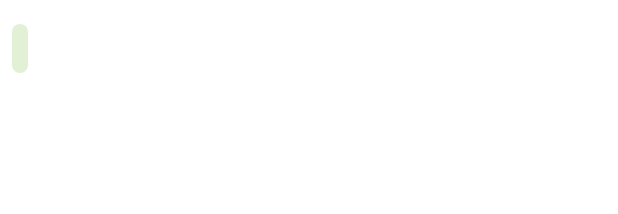
After one commit to Basma-AlKhameri/Book.App, an Android app: the layout category_item.xml on its own in the app's theme, with its tools: preview values and no code run, on a phone screen of 412 x 824 dp. The commit adds this screen. Shown: the top 214 px of the screen. Run offline under Robolectric (Android 15) with nearby library versions, the phone set to English and light mode, and no system bars.

Commit message:
add category list

```diff
--- /dev/null
+++ b/app/src/main/java/com/example/bookapp/DataClass/DataClass_CategoryList.kt
@@ -0,0 +1,3 @@
+package com.example.bookapp.DataClass
+
+data class DataClass_CategoryList(val category: String)
--- a/app/src/main/java/com/example/bookapp/Database/BookDatabase.kt
+++ b/app/src/main/java/com/example/bookapp/Database/BookDatabase.kt
@@ -26,6 +26,8 @@ abstract class BookDatabase : RoomDatabase() {
 
         fun getInstance(context: Context): BookDatabase {
             synchronized(this) {
+                // if the INSTANCE is not null, then return it,
+                // if it is, then create the database
                 return INSTANCE ?: Room.databaseBuilder(
                     context.applicationContext, BookDatabase::class.java, "book_db"
                 ).build().also { INSTANCE = it }
--- a/app/src/main/java/com/example/bookapp/Home_Page.kt
+++ b/app/src/main/java/com/example/bookapp/Home_Page.kt
@@ -27,7 +27,7 @@ class Home_Page : AppCompatActivity() {
             Category("Biography"),
             Category("Travel")
         )
-        val book = listOf(
+       /* val book = listOf(
             Book(1"Lives of Weeds: Opportunism, Resistance, Folly"
             ,10,"John Cardina","  "," ","Science",),
             Book(2,"Plagues Upon the Earth: Disease and the Course of Human History"
@@ -75,7 +75,8 @@ class Home_Page : AppCompatActivity() {
                 ,10,"Kelefa Sanneh","  "," ","Art"),
             Book(25,"There’s A Ghost In This House"
                 ,10,"Oliver Jeffers","  "," ","Art")
-        )
+
+        )*/
 
 
         val bottomNavigationView2 = findViewById<BottomNavigationView>(R.id.bottomNavigationView2)
--- a/app/src/main/java/com/example/bookapp/adapters/Category_recyclerview_adapter.kt
+++ b/app/src/main/java/com/example/bookapp/adapters/Category_image.kt
@@ -8,8 +8,8 @@ import com.example.bookapp.DataClass.images
 import com.example.bookapp.R
 import com.google.android.material.imageview.ShapeableImageView
 
-class Category_recyclerview_adapter(val limage: ArrayList<images>):
-    RecyclerView.Adapter<Category_recyclerview_adapter.myViewHolder> (){
+class Category_image(val limage: ArrayList<images>):
+    RecyclerView.Adapter<Category_image.myViewHolder> (){
 
         override fun onCreateViewHolder(parent: ViewGroup, viewType: Int): myViewHolder {
             val itemView=
--- a/app/src/main/java/com/example/bookapp/fragment/Home_icon_fragment.kt
+++ b/app/src/main/java/com/example/bookapp/fragment/Home_icon_fragment.kt
@@ -11,7 +11,7 @@ import androidx.recyclerview.widget.RecyclerView
 import com.example.bookapp.DataClass.book_image
 import com.example.bookapp.DataClass.images
 import com.example.bookapp.R
-import com.example.bookapp.adapters.Category_recyclerview_adapter
+import com.example.bookapp.adapters.Category_image
 import com.example.bookapp.adapters.Image_adapter
 
 
@@ -87,7 +87,7 @@ private fun getBookImages() {
             val ic= images(c_imageId[i])
            c_list_image.add(ic)
         }
-        recyclerview.adapter= Category_recyclerview_adapter(c_list_image)
+        recyclerview.adapter= Category_image(c_list_image)
     }
 
 
--- /dev/null
+++ b/app/src/main/res/drawable/category_list.xml
@@ -0,0 +1,6 @@
+<?xml version="1.0" encoding="utf-8"?>
+<shape xmlns:android="http://schemas.android.com/apk/res/android">
+<solid android:color="@color/light_green2"></solid>
+    <corners android:radius="6dp"/>
+
+</shape>
--- /dev/null
+++ b/app/src/main/res/layout/category_item.xml
@@ -0,0 +1,19 @@
+<TextView
+    xmlns:android="http://schemas.android.com/apk/res/android"
+    xmlns:app="http://schemas.android.com/apk/res-auto"
+
+    android:id="@+id/list_category"
+    android:layout_width="wrap_content"
+    android:layout_height="wrap_content"
+    android:layout_marginStart="8dp"
+    android:layout_marginTop="16dp"
+    android:layout_marginEnd="8dp"
+    android:layout_marginBottom="16dp"
+    android:background="@drawable/category_list"
+    android:gravity="center"
+    android:paddingLeft="5dp"
+    android:paddingRight="5dp"
+    android:textColor="@color/black"
+    android:textSize="24sp"
+    app:layout_constraintStart_toStartOf="parent"
+    app:layout_constraintTop_toTopOf="parent" />
```
Also changed, not shown: app/src/main/AndroidManifest.xml (+10 -2 lines), app/src/main/java/com/example/bookapp/Book_List.kt (added, +37 -0 lines), app/src/main/java/com/example/bookapp/adapters/Category_list.kt (added, +33 -0 lines), app/src/main/res/drawable/image_list.xml (deleted, +0 -8 lines), app/src/main/res/layout/activity_book_list.xml (added, +17 -0 lines).
